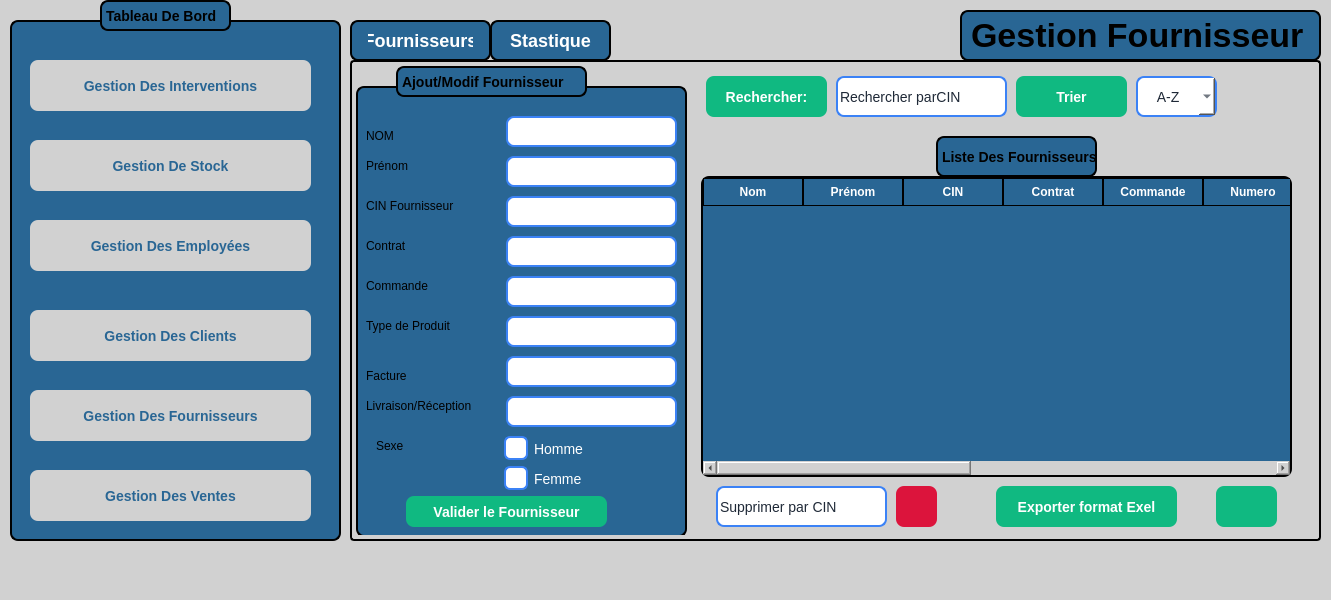
This is mainwindow.ui in Esprit-UP-Algo/projetcpp-2a25-s1-smart-electronics-repair-shop as Qt 5 draws it before an edit. The edited form follows.
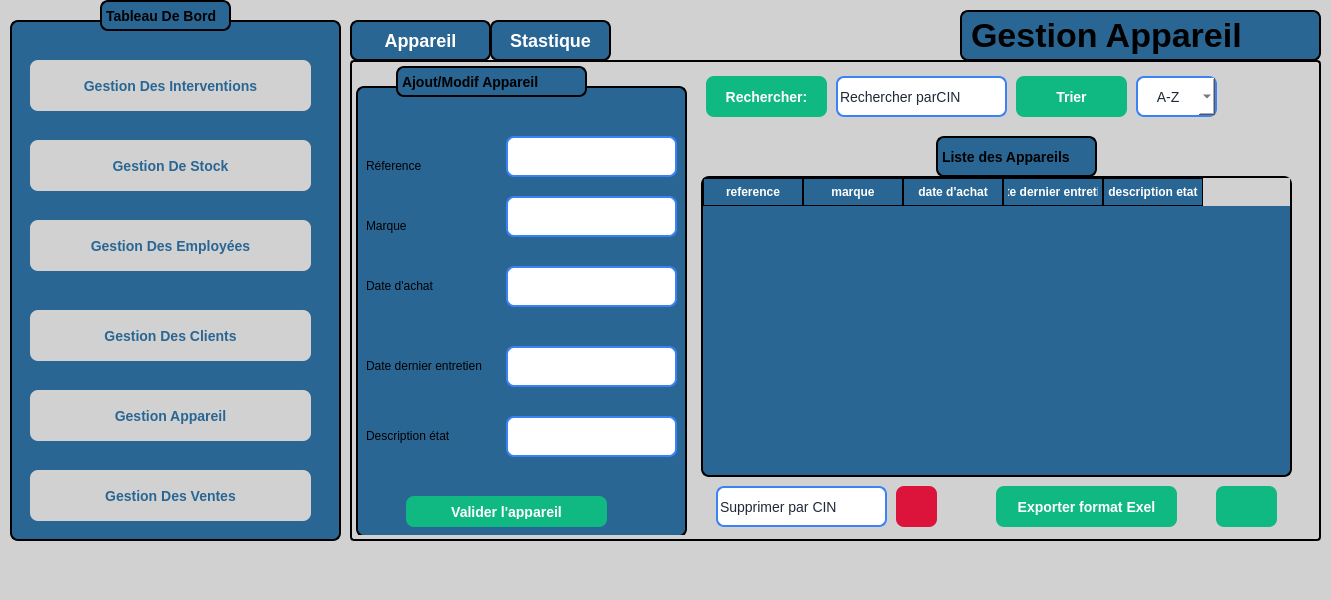
This is the edited form. Icons and pictures are not drawn.

Commit message: crud appareils

```diff
--- a/mainwindow.ui
+++ b/mainwindow.ui
@@ -115,16 +115,16 @@
 background-color: rgb(41, 102, 148);}</string>
       </property>
       <property name="text">
-       <string>Ajout/Modif Fournisseur</string>
+       <string>Ajout/Modif Appareil</string>
       </property>
      </widget>
      <widget class="QLineEdit" name="lineEdit">
       <property name="geometry">
        <rect>
         <x>150</x>
-        <y>50</y>
+        <y>70</y>
         <width>171</width>
-        <height>31</height>
+        <height>41</height>
        </rect>
       </property>
       <property name="styleSheet">
@@ -148,9 +148,9 @@
       <property name="geometry">
        <rect>
         <x>150</x>
-        <y>90</y>
+        <y>130</y>
         <width>171</width>
-        <height>31</height>
+        <height>41</height>
        </rect>
       </property>
       <property name="styleSheet">
@@ -174,9 +174,9 @@
       <property name="geometry">
        <rect>
         <x>150</x>
-        <y>130</y>
+        <y>200</y>
         <width>171</width>
-        <height>31</height>
+        <height>41</height>
        </rect>
       </property>
       <property name="styleSheet">
@@ -200,9 +200,9 @@
       <property name="geometry">
        <rect>
         <x>150</x>
-        <y>170</y>
+        <y>280</y>
         <width>171</width>
-        <height>31</height>
+        <height>41</height>
        </rect>
       </property>
       <property name="styleSheet">
@@ -226,35 +226,9 @@
       <property name="geometry">
        <rect>
         <x>150</x>
-        <y>210</y>
+        <y>350</y>
         <width>171</width>
-        <height>31</height>
-       </rect>
-      </property>
-      <property name="styleSheet">
-       <string notr="true">QLineEdit {
-    /* dark background */
-	background-color: rgb(255, 255, 255);
-    color: #1f2937;              /* typed text color */
-    border: 2px solid #3b82f6;   /* blue border */
-    border-radius: 8px;
-
-    font-size: 14px;
-}
-
-QLineEdit::placeholder {
-    color: white;                /* placeholder text color */
-}
-</string>
-      </property>
-     </widget>
-     <widget class="QLineEdit" name="lineEdit_7">
-      <property name="geometry">
-       <rect>
-        <x>150</x>
-        <y>250</y>
-        <width>171</width>
-        <height>31</height>
+        <height>41</height>
        </rect>
       </property>
       <property name="styleSheet">
@@ -312,57 +286,27 @@
       </property>
       <column>
        <property name="text">
-        <string>Nom</string>
+        <string>reference</string>
        </property>
       </column>
       <column>
        <property name="text">
-        <string>Prénom</string>
+        <string>marque</string>
        </property>
       </column>
       <column>
        <property name="text">
-        <string>CIN</string>
+        <string>date d'achat</string>
        </property>
       </column>
       <column>
        <property name="text">
-        <string>Contrat</string>
+        <string>date dernier entretien</string>
        </property>
       </column>
       <column>
        <property name="text">
-        <string>Commande</string>
-       </property>
-      </column>
-      <column>
-       <property name="text">
-        <string>Numero</string>
-       </property>
-      </column>
-      <column>
-       <property name="text">
-        <string>commande</string>
-       </property>
-      </column>
-      <column>
-       <property name="text">
-        <string>Type de produit</string>
-       </property>
-      </column>
-      <column>
-       <property name="text">
-        <string>Facture</string>
-       </property>
-      </column>
-      <column>
-       <property name="text">
-        <string>livraison-Réception</string>
-       </property>
-      </column>
-      <column>
-       <property name="text">
-        <string>Sexe</string>
+        <string>description etat</string>
        </property>
       </column>
      </widget>
@@ -429,7 +373,7 @@
 background-color: rgb(41, 102, 148);}</string>
       </property>
       <property name="text">
-       <string>Liste Des Fournisseurs</string>
+       <string>Liste des Appareils</string>
       </property>
      </widget>
      <widget class="QPushButton" name="pushButton_9">
@@ -664,15 +608,15 @@
 }</string>
       </property>
       <property name="text">
-       <string>Valider le Fournisseur</string>
+       <string>Valider l'appareil</string>
       </property>
      </widget>
      <widget class="QLabel" name="label_7">
       <property name="geometry">
        <rect>
         <x>10</x>
-        <y>60</y>
-        <width>63</width>
+        <y>90</y>
+        <width>81</width>
         <height>20</height>
        </rect>
       </property>
@@ -680,14 +624,14 @@
        <string notr="true">background-color: rgb(41, 102, 148);</string>
       </property>
       <property name="text">
-       <string>NOM</string>
+       <string>Réference</string>
       </property>
      </widget>
      <widget class="QLabel" name="label_8">
       <property name="geometry">
        <rect>
         <x>10</x>
-        <y>90</y>
+        <y>150</y>
         <width>63</width>
         <height>20</height>
        </rect>
@@ -696,14 +640,14 @@
        <string notr="true">background-color: rgb(41, 102, 148);</string>
       </property>
       <property name="text">
-       <string>Prénom</string>
+       <string>Marque </string>
       </property>
      </widget>
      <widget class="QLabel" name="label_9">
       <property name="geometry">
        <rect>
         <x>10</x>
-        <y>130</y>
+        <y>210</y>
         <width>121</width>
         <height>20</height>
        </rect>
@@ -712,15 +656,15 @@
        <string notr="true">background-color: rgb(41, 102, 148);</string>
       </property>
       <property name="text">
-       <string>CIN Fournisseur</string>
+       <string>Date d'achat</string>
       </property>
      </widget>
      <widget class="QLabel" name="label_10">
       <property name="geometry">
        <rect>
         <x>10</x>
-        <y>210</y>
-        <width>101</width>
+        <y>360</y>
+        <width>131</width>
         <height>20</height>
        </rect>
       </property>
@@ -728,15 +672,15 @@
        <string notr="true">background-color: rgb(41, 102, 148);</string>
       </property>
       <property name="text">
-       <string>Commande</string>
+       <string>Description état</string>
       </property>
      </widget>
      <widget class="QLabel" name="label_11">
       <property name="geometry">
        <rect>
         <x>10</x>
-        <y>170</y>
-        <width>111</width>
+        <y>290</y>
+        <width>131</width>
         <height>20</height>
        </rect>
       </property>
@@ -744,105 +688,7 @@
        <string notr="true">background-color: rgb(41, 102, 148);</string>
       </property>
       <property name="text">
-       <string>Contrat</string>
-      </property>
-     </widget>
-     <widget class="QLabel" name="label_13">
-      <property name="geometry">
-       <rect>
-        <x>10</x>
-        <y>250</y>
-        <width>121</width>
-        <height>20</height>
-       </rect>
-      </property>
-      <property name="styleSheet">
-       <string notr="true">background-color: rgb(41, 102, 148);</string>
-      </property>
-      <property name="text">
-       <string>Type de Produit</string>
-      </property>
-     </widget>
-     <widget class="QLabel" name="label_12">
-      <property name="geometry">
-       <rect>
-        <x>20</x>
-        <y>370</y>
-        <width>63</width>
-        <height>20</height>
-       </rect>
-      </property>
-      <property name="styleSheet">
-       <string notr="true">background-color: rgb(41, 102, 148);</string>
-      </property>
-      <property name="text">
-       <string>Sexe</string>
-      </property>
-     </widget>
-     <widget class="QRadioButton" name="radioButton">
-      <property name="geometry">
-       <rect>
-        <x>140</x>
-        <y>370</y>
-        <width>111</width>
-        <height>25</height>
-       </rect>
-      </property>
-      <property name="styleSheet">
-       <string notr="true">QRadioButton {
-    color: white;
-    font-size: 14px;
-    padding-left: 8px;
-background-color: rgb(41, 102, 148);
-}
-
-QRadioButton::indicator {
-    width: 20px;
-    height: 20px;
-    border: 2px solid #3b82f6;
-    border-radius: 6px;      /* rounded corners */
-    background-color: white;  /* unchecked background */
-}
-
-QRadioButton::indicator:checked {
-    background-color: #FFD700;  /* blue fill when checked */
-}</string>
-      </property>
-      <property name="text">
-       <string>Homme</string>
-      </property>
-     </widget>
-     <widget class="QRadioButton" name="radioButton_2">
-      <property name="geometry">
-       <rect>
-        <x>140</x>
-        <y>400</y>
-        <width>111</width>
-        <height>25</height>
-       </rect>
-      </property>
-      <property name="styleSheet">
-       <string notr="true">QRadioButton {
-    color: white;
-    font-size: 14px;
-    padding-left: 8px;
-background-color: rgb(41, 102, 148);
-}
-
-QRadioButton::indicator {
-    width: 20px;
-    height: 20px;
-    border: 2px solid #3b82f6;
-    border-radius: 6px;      /* rounded corners */
-    background-color: white;  /* unchecked background */
-}
-
-QRadioButton::indicator:checked {
-    background-color: #FFD700;  /* blue fill when checked */
-}</string>
-      </property>
-      <property name="text">
-       <string>Femme</string>
+       <string>Date dernier entretien</string>
       </property>
      </widget>
      <widget class="QWidget" name="widget" native="true">
@@ -863,90 +709,6 @@
 </string>
       </property>
      </widget>
-     <widget class="QLabel" name="label_14">
-      <property name="geometry">
-       <rect>
-        <x>10</x>
-        <y>300</y>
-        <width>63</width>
-        <height>20</height>
-       </rect>
-      </property>
-      <property name="styleSheet">
-       <string notr="true">background-color: rgb(41, 102, 148);</string>
-      </property>
-      <property name="text">
-       <string>Facture</string>
-      </property>
-     </widget>
-     <widget class="QLineEdit" name="lineEdit_10">
-      <property name="geometry">
-       <rect>
-        <x>150</x>
-        <y>290</y>
-        <width>171</width>
-        <height>31</height>
-       </rect>
-      </property>
-      <property name="styleSheet">
-       <string notr="true">QLineEdit {
-    /* dark background */
-	background-color: rgb(255, 255, 255);
-    color: #1f2937;              /* typed text color */
-    border: 2px solid #3b82f6;   /* blue border */
-    border-radius: 8px;
-
-    font-size: 14px;
-}
-
-QLineEdit::placeholder {
-    color: white;                /* placeholder text color */
-}
-</string>
-      </property>
-     </widget>
-     <widget class="QLabel" name="label_15">
-      <property name="geometry">
-       <rect>
-        <x>10</x>
-        <y>330</y>
-        <width>131</width>
-        <height>20</height>
-       </rect>
-      </property>
-      <property name="styleSheet">
-       <string notr="true">background-color: rgb(41, 102, 148);</string>
-      </property>
-      <property name="text">
-       <string>Livraison/Réception</string>
-      </property>
-     </widget>
-     <widget class="QLineEdit" name="lineEdit_11">
-      <property name="geometry">
-       <rect>
-        <x>150</x>
-        <y>330</y>
-        <width>171</width>
-        <height>31</height>
-       </rect>
-      </property>
-      <property name="styleSheet">
-       <string notr="true">QLineEdit {
-    /* dark background */
-	background-color: rgb(255, 255, 255);
-    color: #1f2937;              /* typed text color */
-    border: 2px solid #3b82f6;   /* blue border */
-    border-radius: 8px;
-
-    font-size: 14px;
-}
-
-QLineEdit::placeholder {
-    color: white;                /* placeholder text color */
-}
-</string>
-      </property>
-     </widget>
     </widget>
     <widget class="QWidget" name="page_4"/>
    </widget>
@@ -1071,7 +833,7 @@
 }</string>
     </property>
     <property name="text">
-     <string>Gestion Des Fournisseurs</string>
+     <string>Gestion Appareil</string>
     </property>
    </widget>
    <widget class="QPushButton" name="pushButton_5">
@@ -1155,7 +917,7 @@
 </string>
     </property>
     <property name="text">
-     <string>Gestion Fournisseur</string>
+     <string>Gestion Appareil</string>
     </property>
    </widget>
    <widget class="QPushButton" name="pushButton_7">
@@ -1195,7 +957,7 @@
 }</string>
     </property>
     <property name="text">
-     <string>Fournisseurs</string>
+     <string>Appareil</string>
     </property>
    </widget>
    <widget class="QPushButton" name="pushButton_8">
```
The commit also changes 670 other files.
